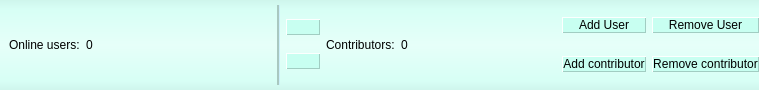
Old version of the form CLIENT/GUI/editorWindow/ui/gui_usersbar.ui in the repository GiuliCler/GIMPteam.
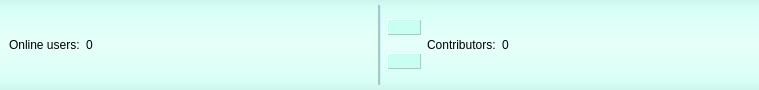
New version of the form. Icons and pictures are not drawn.

Commit message:
Add Users updated functions
Ho modificato le funzioni per aggiungere utenti online e collaboratori. Ho aggiunto commentate le signals che vorrei ricevere

Diff of the .ui file:
```diff
--- a/CLIENT/GUI/editorWindow/ui/gui_usersbar.ui
+++ b/CLIENT/GUI/editorWindow/ui/gui_usersbar.ui
@@ -59,7 +59,7 @@
    </property>
    <item>
     <widget class="QWidget" name="widget" native="true">
-     <layout class="QHBoxLayout" name="horizontalLayout_5" stretch="1,0,1,0">
+     <layout class="QHBoxLayout" name="horizontalLayout_5" stretch="1,0,1">
       <property name="spacing">
        <number>6</number>
       </property>
@@ -531,44 +531,6 @@
         </layout>
        </widget>
       </item>
-      <item>
-       <layout class="QGridLayout" name="gridLayout">
-        <property name="rightMargin">
-         <number>0</number>
-        </property>
-        <item row="1" column="0">
-         <widget class="QPushButton" name="pushButton_3">
-          <property name="text">
-           <string>Add contributor</string>
-          </property>
-         </widget>
-        </item>
-        <item row="0" column="0">
-         <widget class="QPushButton" name="pushButton">
-          <property name="enabled">
-           <bool>true</bool>
-          </property>
-          <property name="text">
-           <string>Add User</string>
-          </property>
-         </widget>
-        </item>
-        <item row="0" column="1">
-         <widget class="QPushButton" name="pushButton_2">
-          <property name="text">
-           <string>Remove User</string>
-          </property>
-         </widget>
-        </item>
-        <item row="1" column="1">
-         <widget class="QPushButton" name="pushButton_4">
-          <property name="text">
-           <string>Remove contributor</string>
-          </property>
-         </widget>
-        </item>
-       </layout>
-      </item>
      </layout>
     </widget>
    </item>
```
The commit also changes 5 other files.
